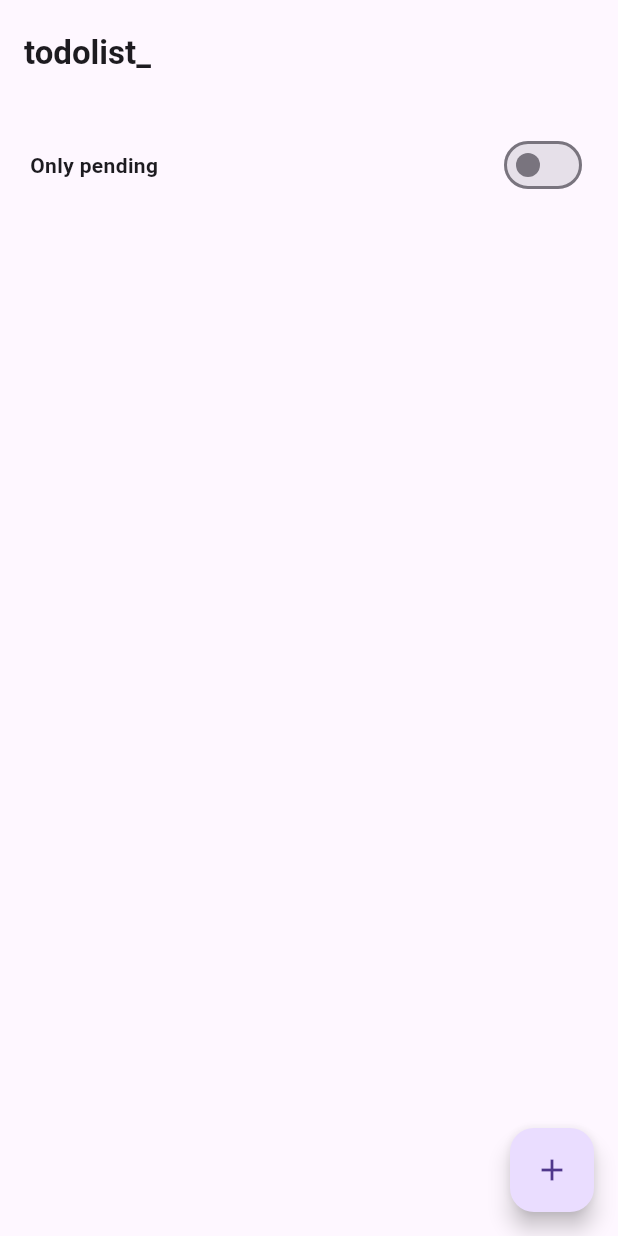
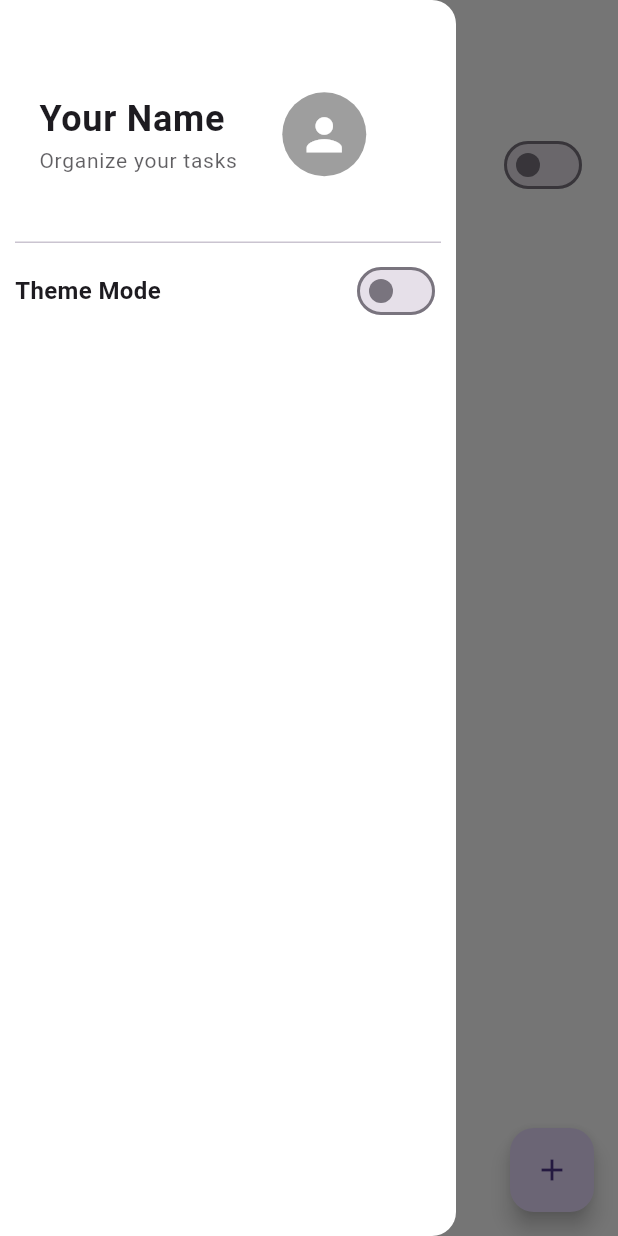
Before and after one commit to nsllongo/todo_list, a Flutter app: the screen it shows after launch, with the side drawer open (before the commit the screen has no drawer), on a phone screen of 412 x 824 dp. Run offline on Flutter 3.47's test engine with Material 3 defaults, Android fonts, the phone set to English and light mode, and no system bars; our stand-ins replace sqflite; accounts and stored records are empty.

Commit message:
Implementação temas claro/escuro

```diff
--- a/lib/main.dart
+++ b/lib/main.dart
@@ -1,6 +1,9 @@
 import 'package:flutter/material.dart';
+import 'package:provider/provider.dart';
 import 'package:todolist/my_app.dart';
+import 'package:todolist/utils/providers/theme_provider.dart';
 
 void main() {
-  runApp(const MyApp());
+  runApp(ChangeNotifierProvider(
+      create: (_) => ThemeProvider(), child: const MyApp()));
 }
--- a/lib/my_app.dart
+++ b/lib/my_app.dart
@@ -1,16 +1,70 @@
 import 'package:flutter/material.dart';
+import 'package:flutter/services.dart';
+import 'package:provider/provider.dart';
 import 'package:todolist/pages/tasks_page.dart';
+import 'package:todolist/utils/providers/theme_provider.dart';
 
 class MyApp extends StatelessWidget {
   const MyApp({super.key});
 
   @override
   Widget build(BuildContext context) {
-    return MaterialApp(
-      theme: ThemeData(
-        primaryColor: const Color(0xFF00008B),
-      ),
-      home: const TaskPage(),
-    );
+    return Consumer<ThemeProvider>(builder: (context, themeProvider, child) {
+      return MaterialApp(
+        debugShowCheckedModeBanner: false,
+        theme: ThemeData(
+            scaffoldBackgroundColor: Colors.white,
+            brightness: Brightness.light,
+            primaryColor: Colors.white,
+            appBarTheme: const AppBarTheme(
+              backgroundColor: Colors.transparent,
+              elevation: 0,
+              iconTheme: IconThemeData(color: Colors.black),
+              titleTextStyle: TextStyle(
+                color: Colors.black,
+                fontSize: 20,
+                fontWeight: FontWeight.bold,
+              ),
+              systemOverlayStyle: SystemUiOverlayStyle(
+                statusBarColor: Colors.black,
+                statusBarIconBrightness: Brightness.dark,
+                statusBarBrightness: Brightness.light,
+                systemNavigationBarColor: Colors.white,
+                systemNavigationBarIconBrightness: Brightness.dark,
+                systemNavigationBarDividerColor: Colors.transparent,
+              ),
+            ),
+            drawerTheme: const DrawerThemeData(backgroundColor: Colors.white)),
+        darkTheme: ThemeData(
+            brightness: Brightness.dark,
+            scaffoldBackgroundColor: Colors.grey[900],
+            primaryColor: Colors.grey[900],
+            appBarTheme: AppBarTheme(
+                backgroundColor: Colors.transparent,
+                elevation: 0,
+                iconTheme: const IconThemeData(color: Colors.white),
+                titleTextStyle: const TextStyle(
+                  color: Colors.white,
+                  fontSize: 20,
+                  fontWeight: FontWeight.bold,
+                ),
+                systemOverlayStyle: SystemUiOverlayStyle(
+                  statusBarColor: Colors.white,
+                  statusBarIconBrightness: Brightness.light,
+                  statusBarBrightness: Brightness.dark,
+                  systemNavigationBarColor: Colors.grey[900],
+                  systemNavigationBarIconBrightness: Brightness.light,
+                  systemNavigationBarDividerColor: Colors.transparent,
+                )),
+            cardTheme: CardTheme(
+              color: Colors.grey[900],
+            ),
+            drawerTheme: DrawerThemeData(
+              backgroundColor: Colors.grey[900],
+            )),
+        themeMode: themeProvider.isDarkMode ? ThemeMode.dark : ThemeMode.light,
+        home: const TaskPage(),
+      );
+    });
   }
 }
--- a/lib/pages/tasks_page.dart
+++ b/lib/pages/tasks_page.dart
@@ -1,6 +1,7 @@
 import 'package:flutter/material.dart';
 import 'package:todolist/utils/database_helper.dart';
 import 'package:todolist/model/task.dart';
+import 'package:todolist/widgets/main_drawer.dart';
 
 class TaskPage extends StatefulWidget {
   const TaskPage({super.key});
@@ -54,15 +55,25 @@ class _TaskPageState extends State<TaskPage> {
 
   @override
   Widget build(BuildContext context) {
-    return SafeArea(
-      child: Scaffold(
+    return Scaffold(
       appBar: AppBar(
+        leading: Builder(
+          builder: (BuildContext context) {
+            return IconButton(
+              icon: const Icon(Icons.menu, size: 24),
+              onPressed: () {
+                Scaffold.of(context).openDrawer();
+              },
+            );
+          },
+        ),
         title: const Padding(
           padding: EdgeInsets.only(top: 15),
-            child: Text('todolist_',
-                style: TextStyle(fontWeight: FontWeight.w700)),
+          child:
+              Text('todolist_', style: TextStyle(fontWeight: FontWeight.w700)),
         ),
       ),
+      drawer: const MainDrawer(),
       floatingActionButton: FloatingActionButton(
         onPressed: () {
           descriptionController.clear();
@@ -87,8 +98,8 @@ class _TaskPageState extends State<TaskPage> {
                           ),
                           TextField(
                             controller: descriptionController,
-                              decoration: const InputDecoration(
-                                  hintText: "Description"),
+                            decoration:
+                                const InputDecoration(hintText: "Description"),
                           )
                         ],
                       ),
@@ -118,8 +129,7 @@ class _TaskPageState extends State<TaskPage> {
                                         "Title is required to add a task"),
                                     actions: [
                                       TextButton(
-                                          onPressed: () =>
-                                              Navigator.pop(context),
+                                        onPressed: () => Navigator.pop(context),
                                         child: const Text("Ok"),
                                       )
                                     ],
@@ -139,8 +149,7 @@ class _TaskPageState extends State<TaskPage> {
         child: Column(
           children: [
             Container(
-                margin:
-                    const EdgeInsets.symmetric(vertical: 10, horizontal: 20),
+              margin: const EdgeInsets.symmetric(vertical: 10, horizontal: 20),
               child: Row(
                 mainAxisAlignment: MainAxisAlignment.spaceBetween,
                 children: [
@@ -199,7 +208,6 @@ class _TaskPageState extends State<TaskPage> {
           ],
         ),
       ),
-      ),
     );
   }
 }
--- /dev/null
+++ b/lib/utils/providers/theme_provider.dart
@@ -0,0 +1,12 @@
+import 'package:flutter/material.dart';
+
+class ThemeProvider extends ChangeNotifier {
+  bool _isDarkMode = false;
+
+  bool get isDarkMode => _isDarkMode;
+
+  void toggleTheme() {
+    _isDarkMode = !_isDarkMode;
+    notifyListeners();
+  }
+}
--- /dev/null
+++ b/lib/widgets/main_drawer.dart
@@ -0,0 +1,75 @@
+import 'package:flutter/material.dart';
+import 'package:provider/provider.dart';
+import 'package:todolist/utils/providers/theme_provider.dart';
+
+class MainDrawer extends StatelessWidget {
+  const MainDrawer({super.key});
+
+  @override
+  Widget build(BuildContext context) {
+    return Drawer(
+      child: ListView(
+        padding: const EdgeInsets.symmetric(horizontal: 10, vertical: 10),
+        children: [
+          SizedBox(
+            height: 160,
+            child: DrawerHeader(
+              child: Row(
+                children: [
+                  Column(
+                    crossAxisAlignment: CrossAxisAlignment.start,
+                    mainAxisAlignment: MainAxisAlignment.center,
+                    children: [
+                      const Text(
+                        'Your Name',
+                        style: TextStyle(
+                          fontSize: 24,
+                          fontWeight: FontWeight.bold,
+                        ),
+                      ),
+                      Text(
+                        'Organize your tasks',
+                        style: TextStyle(
+                          fontSize: 14,
+                          color: Theme.of(context)
+                              .textTheme
+                              .bodyMedium
+                              ?.color
+                              ?.withOpacity(0.7),
+                        ),
+                      ),
+                    ],
+                  ),
+                  const SizedBox(width: 30),
+                  const CircleAvatar(
+                      radius: 28,
+                      backgroundColor: Colors.grey,
+                      child: Icon(
+                        Icons.person,
+                        size: 35,
+                        color: Colors.white,
+                      ))
+                ],
+              ),
+            ),
+          ),
+          Row(
+            mainAxisAlignment: MainAxisAlignment.spaceBetween,
+            children: [
+              const Text(
+                'Theme Mode',
+                style: TextStyle(fontSize: 16, fontWeight: FontWeight.w600),
+              ),
+              Switch(
+                  value: Provider.of<ThemeProvider>(context).isDarkMode,
+                  onChanged: (bool value) {
+                    Provider.of<ThemeProvider>(context, listen: false)
+                        .toggleTheme();
+                  }),
+            ],
+          )
+        ],
+      ),
+    );
+  }
+}
--- a/pubspec.yaml
+++ b/pubspec.yaml
@@ -30,6 +30,7 @@ environment:
 dependencies:
   flutter:
     sdk: flutter
+  provider: ^6.1.1
 
 
 
```
Also changed, not shown: pubspec.lock, 3 other files. Lines whose indentation alone changed are shown as unchanged.
